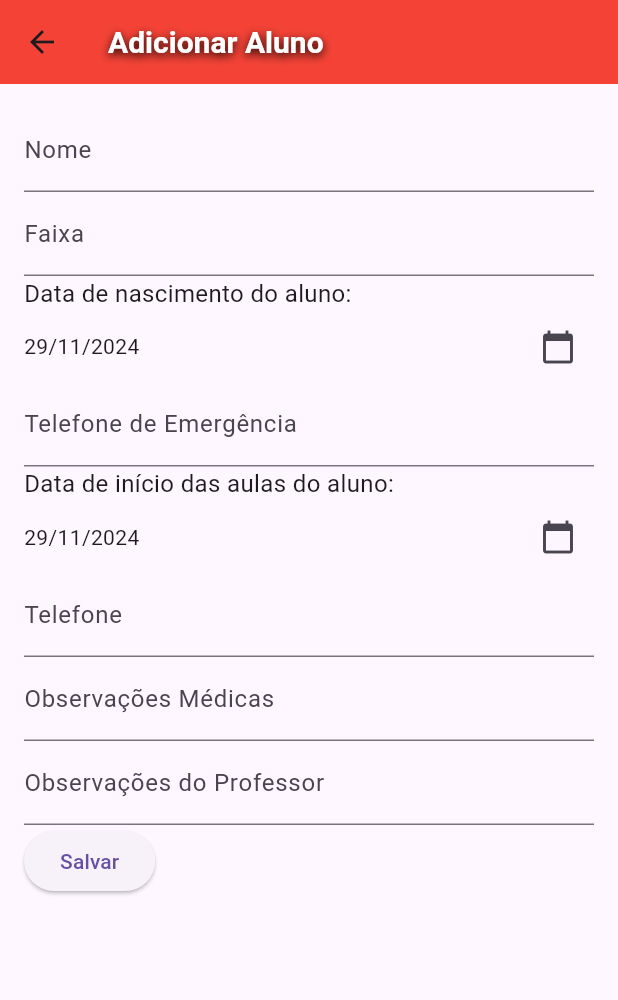
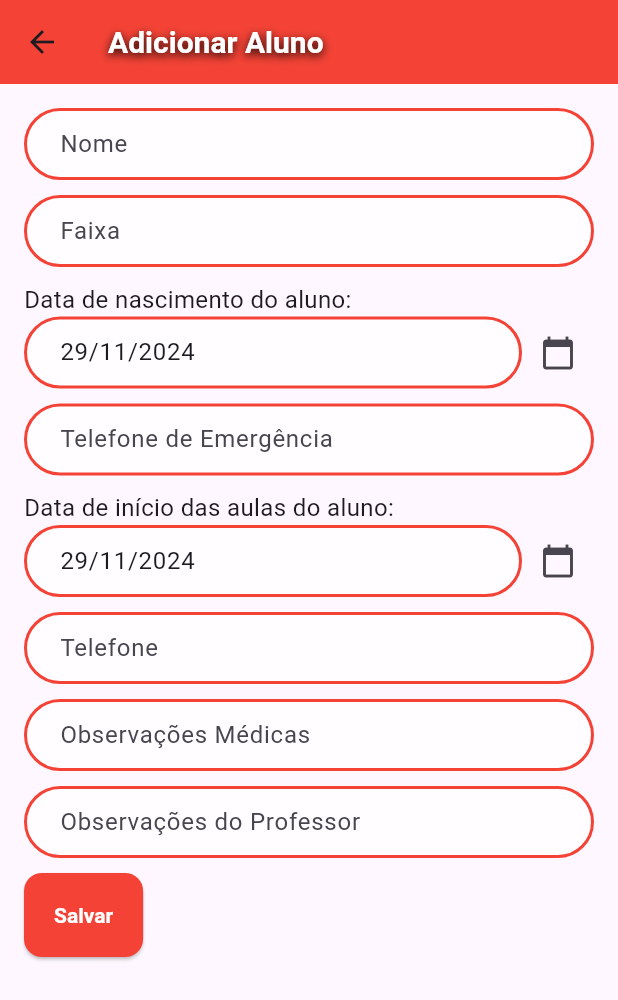
Before and after one commit to kemmyps/dom_control, a Flutter app: the AddAlunoScreen screen opened directly with empty values, on a phone screen of 412 x 824 dp. Shown: the top 1000 px of the screen. Run offline on Flutter 3.47's test engine with Material 3 defaults, Android fonts, the phone set to English and light mode, and no system bars; our stand-ins replace cloud_firestore, firebase_core; accounts and stored records are empty.

Commit message:
feat: UI Improvements
- General UI improvements for a more intuitive experience.

```diff
--- a/lib/pages/myTheme.dart
+++ b/lib/pages/myTheme.dart
@@ -1,4 +1,3 @@
-import 'package:dom_control/pages/screens/home_page/searchBar/search_bar_controller.dart';
 import 'package:flutter/material.dart';
 
 const Color primaryColor = Colors.red;
@@ -8,6 +7,8 @@ ThemeData myTheme = ThemeData(
   appBarTheme: _buildAppBarTheme(),
   buttonTheme: _buildButtonTheme(),
   textTheme: _buildTextTheme(),
+  inputDecorationTheme: _buildInputDecorationTheme(),
+  elevatedButtonTheme: _buildElevatedButtonTheme(),
 );
 
 AppBarTheme _buildAppBarTheme() {
@@ -53,22 +54,48 @@ TextTheme _buildTextTheme() {
   );
 }
 
-Padding buildSearchBar(SearchBarController searchBarController) {
-  return Padding(
-    padding: const EdgeInsets.symmetric(horizontal: 16.0, vertical: 8.0),
-    child: TextField(
-      controller: searchBarController.searchController,
-      decoration: InputDecoration(
-        hintText: 'Pesquisar alunos', // Texto de dica
-        prefixIcon: Icon(
-          Icons.search,
-          color: Colors.red, // Cor do ícone de pesquisa
+InputDecorationTheme _buildInputDecorationTheme() {
+  return const InputDecorationTheme(
+    fillColor: Colors.white70,
+    filled: true,
+    border: OutlineInputBorder(
+      borderRadius: BorderRadius.all(Radius.circular(30.0)),
+      borderSide: BorderSide(color: Colors.red, width: 2.0),
     ),
+    contentPadding: EdgeInsets.symmetric(vertical: 10.0, horizontal: 20.0),
+  );
+}
+
+class MyTheme {
+  static InputDecoration inputDecoration(String hintText) {
+    return InputDecoration(
+      hintText: hintText,
+      fillColor: Colors.white70, // Cor de fundo do campo de texto
       filled: true,
-        fillColor: Colors.white, // Cor de fundo do campo de texto
       border: OutlineInputBorder(
         borderRadius: BorderRadius.all(Radius.circular(30.0)), // Bordas arredondadas
-          borderSide: BorderSide.none, // Remove a borda padrão
+        borderSide: BorderSide(color: Colors.red, width: 2.0), // Definindo a cor da borda como vermelha
+      ),
+      enabledBorder: OutlineInputBorder(
+        borderRadius: BorderRadius.all(Radius.circular(30.0)),
+        borderSide: BorderSide(color: Colors.red, width: 2.0), // Borda quando habilitado
+      ),
+      focusedBorder: OutlineInputBorder(
+        borderRadius: BorderRadius.all(Radius.circular(30.0)),
+        borderSide: BorderSide(color: Colors.red, width: 2.0), // Borda quando focado
+      ),
+      contentPadding: EdgeInsets.symmetric(vertical: 10.0, horizontal: 20.0),
+    );
+  }
+
+  static InputDecoration dateInputDecoration(String hintText) {
+    return InputDecoration(
+      hintText: hintText,
+      fillColor: Colors.white70, // Cor de fundo do campo de texto
+      filled: true,
+      border: OutlineInputBorder(
+        borderRadius: BorderRadius.all(Radius.circular(30.0)), // Bordas arredondadas
+        borderSide: BorderSide(color: Colors.red, width: 2.0), // Definindo a cor da borda como vermelha
       ),
       enabledBorder: OutlineInputBorder(
         borderRadius: BorderRadius.all(Radius.circular(30.0)),
@@ -79,7 +106,23 @@ Padding buildSearchBar(SearchBarController searchBarController) {
         borderSide: BorderSide(color: Colors.red, width: 2.0), // Borda quando focado
       ),
       contentPadding: EdgeInsets.symmetric(vertical: 10.0, horizontal: 20.0), // Padding interno
+    );
+  }
+}
+ElevatedButtonThemeData _buildElevatedButtonTheme() {
+  return ElevatedButtonThemeData(
+    style: ElevatedButton.styleFrom(
+      backgroundColor: Colors.red,
+      foregroundColor: Colors.white,
+      shape: RoundedRectangleBorder(
+        borderRadius: BorderRadius.circular(12.0),
       ),
+      padding: const EdgeInsets.all(20.0),
+      textStyle: TextStyle(
+        color: Colors.white,
+          fontWeight: FontWeight.bold,
+        fontSize: 14,
+      )
     ),
   );
 }
--- a/lib/pages/screens/add_aluno_screen.dart
+++ b/lib/pages/screens/add_aluno_screen.dart
@@ -1,16 +1,16 @@
 import 'package:flutter/material.dart';
 import 'package:dom_control/pages/services/firestore.dart';
-
 import '../../widgets/form_fields.dart';
+import 'package:dom_control/pages/myTheme.dart';
 
 class AddAlunoScreen extends StatefulWidget {
   final FirestoreService firestoreService;
   final String? studentId;
 
-  const AddAlunoScreen({super.key, required this.firestoreService, this.studentId});
+  AddAlunoScreen({required this.firestoreService, this.studentId});
 
   @override
-  State<AddAlunoScreen> createState() => _AddAlunoScreenState();
+  _AddAlunoScreenState createState() => _AddAlunoScreenState();
 }
 
 class _AddAlunoScreenState extends State<AddAlunoScreen> {
@@ -26,7 +26,6 @@ class _AddAlunoScreenState extends State<AddAlunoScreen> {
   bool isEdit = false;
   String? studentId;
   static const double paddingValue = 16.0;
-
   String get appBarTitle => isEdit ? 'Editar Aluno' : 'Adicionar Aluno';
 
   @override
@@ -45,10 +44,10 @@ class _AddAlunoScreenState extends State<AddAlunoScreen> {
       setState(() {
         _nameStudentController.text = aluno.nameStudent;
         _gradeController.text = aluno.grade;
+        _phoneController.text = aluno.phoneNumber;
+        _emergencyPhoneController.text = aluno.emergencyPhoneNumber;
         _selectedBirthDate = aluno.birthDate;
         _selectedStartDate = aluno.startDate;
-        _phoneController.text = aluno.phoneNumber;
-        _emergencyPhoneController.text = aluno.emergencyPhoneNumber;
         _observacoesMedicasController.text = aluno.observacoesMedicas;
         _observacoesProfessorController.text = aluno.observacoesProfessor;
       });
@@ -68,16 +67,28 @@ class _AddAlunoScreenState extends State<AddAlunoScreen> {
           child: Column(
             crossAxisAlignment: CrossAxisAlignment.start,
             children: [
-              buildTextFormField(
+              TextFormField(
                 controller: _nameStudentController,
-                labelText: 'Nome',
-                validatorMessage: 'Por favor, insira o nome do aluno',
+                decoration: MyTheme.inputDecoration('Nome'),
+                validator: (value) {
+                  if (value == null || value.isEmpty) {
+                    return 'Por favor, insira o nome do aluno';
+                  }
+                  return null;
+                },
               ),
-              buildTextFormField(
+              const SizedBox(height: 10), // Espaço entre os campos
+              TextFormField(
                 controller: _gradeController,
-                labelText: 'Faixa',
-                validatorMessage: 'Por favor, insira a faixa do aluno',
+                decoration: MyTheme.inputDecoration('Faixa'),
+                validator: (value) {
+                  if (value == null || value.isEmpty) {
+                    return 'Por favor, insira a faixa do aluno';
+                  }
+                  return null;
+                },
               ),
+              const SizedBox(height: 10), // Espaço entre os campos
               const Text(
                 'Data de nascimento do aluno:',
                 style: TextStyle(fontSize: 16),
@@ -92,11 +103,18 @@ class _AddAlunoScreenState extends State<AddAlunoScreen> {
                   });
                 },
               ),
-              buildPhoneNumberFormField(
+              const SizedBox(height: 10), // Espaço entre os campos
+              TextFormField(
                 controller: _emergencyPhoneController,
-                labelText: 'Telefone de Emergência',
-                validatorMessage: 'Por favor, insira o número de telefone de emergência',
+                decoration: MyTheme.inputDecoration('Telefone de Emergência'),
+                validator: (value) {
+                  if (value == null || value.isEmpty) {
+                    return 'Por favor, insira o número de telefone de emergência';
+                  }
+                  return null;
+                },
               ),
+              const SizedBox(height: 10), // Espaço entre os campos
               const Text(
                 'Data de início das aulas do aluno:',
                 style: TextStyle(fontSize: 16),
@@ -104,28 +122,41 @@ class _AddAlunoScreenState extends State<AddAlunoScreen> {
               buildDatePickerRow(
                 context: context,
                 selectedDate: _selectedStartDate,
-                dateLabelText: 'Data de início das aulas do aluno',
+                dateLabelText: 'Data de Início',
                 onDateSelected: (date) {
                   setState(() {
                     _selectedStartDate = date;
                   });
                 },
               ),
-              buildPhoneNumberFormField(
+              const SizedBox(height: 10), // Espaço entre os campos
+              TextFormField(
                 controller: _phoneController,
-                labelText: 'Telefone',
-                validatorMessage: 'Por favor, insira o número de telefone',
+                decoration: MyTheme.inputDecoration('Telefone'),
+                validator: (value) {
+                  if (value == null || value.isEmpty) {
+                    return 'Por favor, insira o número de telefone';
+                  }
+                  return null;
+                },
               ),
-              buildTextFormField(
+              const SizedBox(height: 10), // Espaço entre os campos
+              TextFormField(
                 controller: _observacoesMedicasController,
-                labelText: 'Observações Médicas',
-                validatorMessage: 'Opcional',
+                decoration: MyTheme.inputDecoration('Observações Médicas'),
+                validator: (value) {
+                  return null; // Campo opcional
+                },
               ),
-              buildTextFormField(
+              const SizedBox(height: 10), // Espaço entre os campos
+              TextFormField(
                 controller: _observacoesProfessorController,
-                labelText: 'Observações do Professor',
-                validatorMessage: 'Opcional',
+                decoration: MyTheme.inputDecoration('Observações do Professor'),
+                validator: (value) {
+                  return null; // Campo opcional
+                },
               ),
+              const SizedBox(height: 10), // Espaço entre os campos
               ElevatedButton(
                 onPressed: () async {
                   if (_formKey.currentState!.validate() &&
--- a/lib/pages/screens/home_page/home_page.dart
+++ b/lib/pages/screens/home_page/home_page.dart
@@ -112,11 +112,6 @@ class _HomePageState extends State<HomePage> {
                   ),
                   child: const Text(
                     'Salvar',
-                    style: TextStyle(
-                      color: Colors.white,
-                      fontWeight: FontWeight.bold,
-                      fontSize: 18,
-                    ),
                   ),
                 ),
               ),
--- a/lib/widgets/form_fields.dart
+++ b/lib/widgets/form_fields.dart
@@ -1,6 +1,8 @@
 import 'package:flutter/material.dart';
 import 'package:flutter/services.dart';
 import 'package:intl/intl.dart';
+
+import '../pages/myTheme.dart';
 
 Widget buildTextFormField({
   required TextEditingController controller,
@@ -46,10 +48,25 @@ Widget buildDatePickerRow({
   return Row(
     children: [
       Expanded(
-        child: Text(
-          selectedDate != null
-              ? DateFormat('dd/MM/yyyy').format(selectedDate)
-              : 'Nenhuma data selecionada',
+        child: TextFormField(
+          controller: TextEditingController(
+            text: selectedDate != null
+                ? DateFormat('dd/MM/yyyy').format(selectedDate)
+                : '',
+          ),
+          decoration: MyTheme.dateInputDecoration(dateLabelText),
+          readOnly: true,
+          onTap: () async {
+            final DateTime? picked = await showDatePicker(
+              context: context,
+              initialDate: selectedDate ?? DateTime.now(),
+              firstDate: DateTime(1940),
+              lastDate: DateTime.now(),
+            );
+            if (picked != null && picked != selectedDate) {
+              onDateSelected(picked);
+            }
+          },
         ),
       ),
       IconButton(
@@ -58,8 +75,8 @@ Widget buildDatePickerRow({
           final DateTime? picked = await showDatePicker(
             context: context,
             initialDate: selectedDate ?? DateTime.now(),
-            firstDate: DateTime(1900),
-            lastDate: DateTime(2100),
+            firstDate: DateTime(1940),
+            lastDate: DateTime.now(),
           );
           if (picked != null && picked != selectedDate) {
             onDateSelected(picked);
```
Also changed, not shown: lib/pages/login_page.dart (+30 -22 lines), 1 other file. Lines whose indentation alone changed are shown as unchanged.
